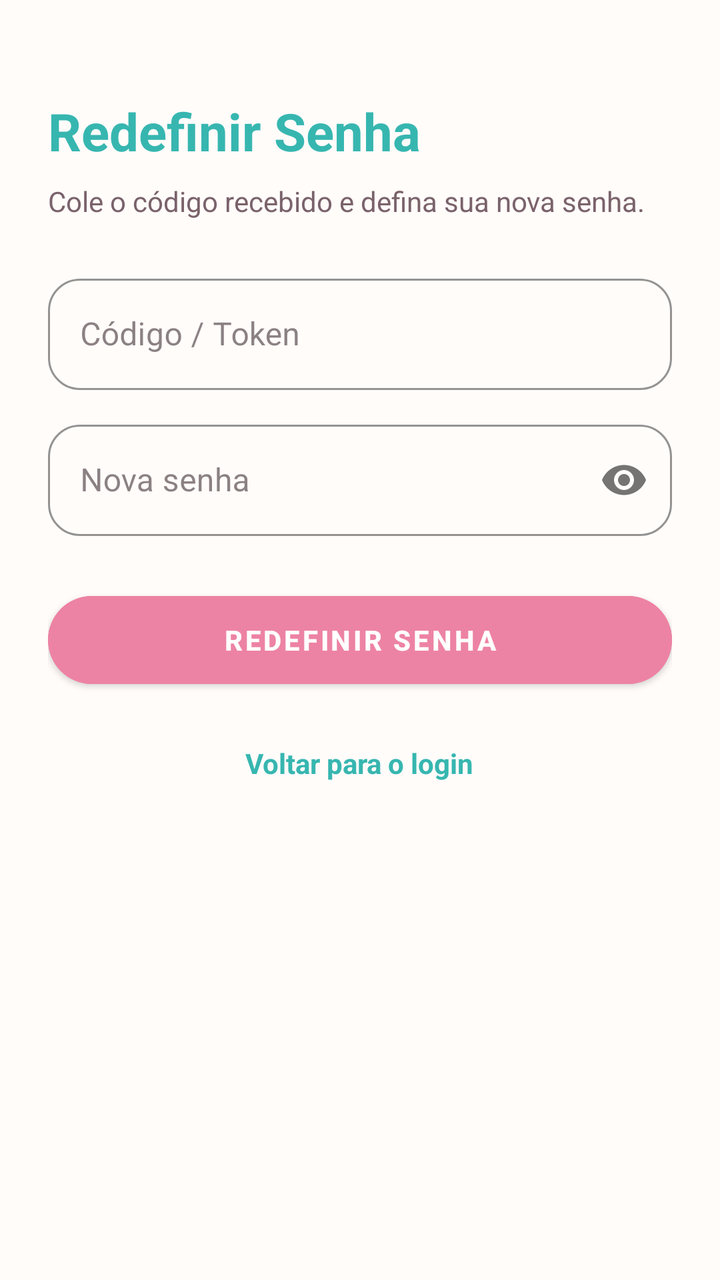
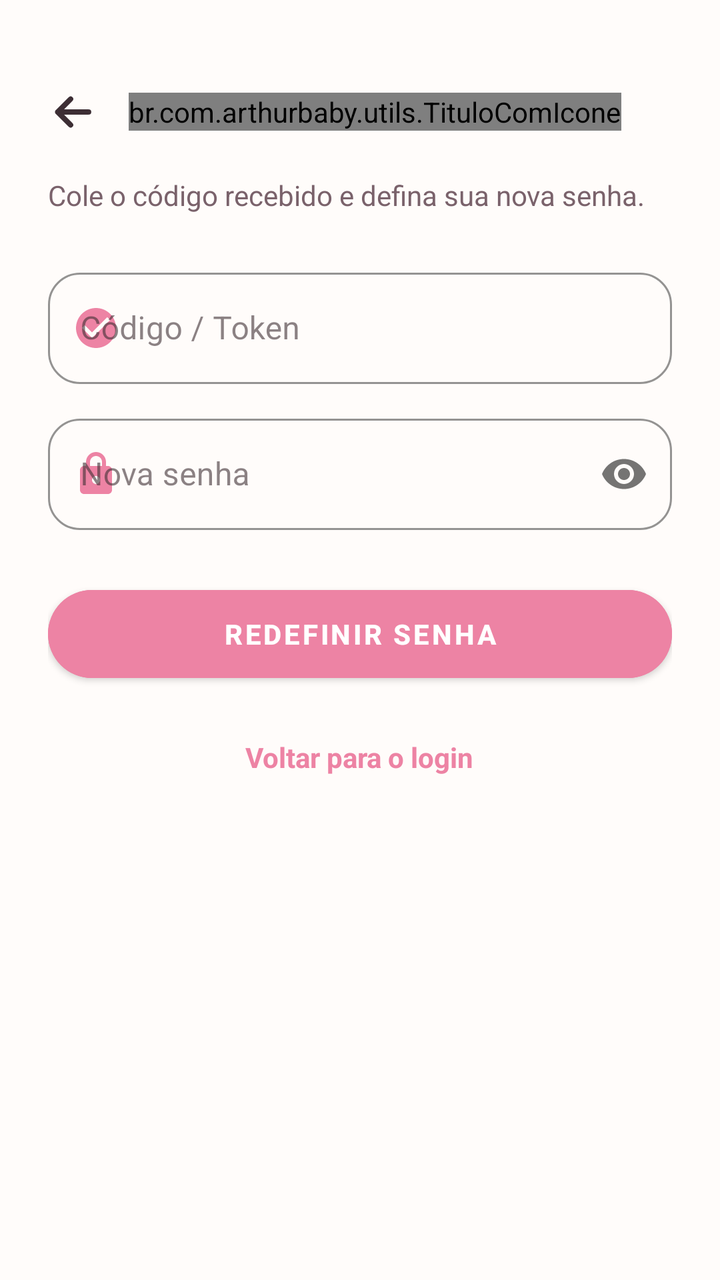

An Android layout rendered at two revisions. The XML below is the earlier revision; the diff shows what the commit changed to produce the second picture.
<!-- AndroidManifest.xml: application theme Theme.ArthurBaby -->
<!-- res/layout/activity_redefinir_senha.xml -->
<?xml version="1.0" encoding="utf-8"?>
<ScrollView xmlns:android="http://schemas.android.com/apk/res/android"
    xmlns:app="http://schemas.android.com/apk/res-auto"
    android:layout_width="match_parent"
    android:layout_height="match_parent"
    android:background="@color/branco_quente"
    android:fillViewport="true">

    <LinearLayout
        android:layout_width="match_parent"
        android:layout_height="wrap_content"
        android:orientation="vertical"
        android:padding="24dp">

        <TextView
            android:layout_width="wrap_content"
            android:layout_height="wrap_content"
            android:text="Redefinir Senha"
            android:textColor="@color/verde_arthur"
            android:textSize="26sp"
            android:textStyle="bold"
            android:layout_marginTop="24dp" />

        <TextView
            android:layout_width="wrap_content"
            android:layout_height="wrap_content"
            android:text="Cole o código recebido e defina sua nova senha."
            android:textColor="@color/cinza_medio"
            android:layout_marginTop="8dp"
            android:layout_marginBottom="24dp" />

        <com.google.android.material.textfield.TextInputLayout
            style="@style/Widget.MaterialComponents.TextInputLayout.OutlinedBox"
            android:layout_width="match_parent"
            android:layout_height="wrap_content"
            android:hint="Código / Token"
            app:boxStrokeColor="@color/rosa_arthur"
            app:boxCornerRadiusTopStart="16dp"
            app:boxCornerRadiusTopEnd="16dp"
            app:boxCornerRadiusBottomStart="16dp"
            app:boxCornerRadiusBottomEnd="16dp">
            <com.google.android.material.textfield.TextInputEditText
                android:id="@+id/etToken"
                android:layout_width="match_parent"
                android:layout_height="wrap_content"
                android:inputType="text" />
        </com.google.android.material.textfield.TextInputLayout>

        <com.google.android.material.textfield.TextInputLayout
            style="@style/Widget.MaterialComponents.TextInputLayout.OutlinedBox"
            android:layout_width="match_parent"
            android:layout_height="wrap_content"
            android:hint="Nova senha"
            android:layout_marginTop="12dp"
            app:passwordToggleEnabled="true"
            app:boxStrokeColor="@color/rosa_arthur"
            app:boxCornerRadiusTopStart="16dp"
            app:boxCornerRadiusTopEnd="16dp"
            app:boxCornerRadiusBottomStart="16dp"
            app:boxCornerRadiusBottomEnd="16dp">
            <com.google.android.material.textfield.TextInputEditText
                android:id="@+id/etNovaSenha"
                android:layout_width="match_parent"
                android:layout_height="wrap_content"
                android:inputType="textPassword" />
        </com.google.android.material.textfield.TextInputLayout>

        <com.google.android.material.button.MaterialButton
            android:id="@+id/btnRedefinir"
            android:layout_width="match_parent"
            android:layout_height="56dp"
            android:text="REDEFINIR SENHA"
            android:backgroundTint="@color/rosa_arthur"
            android:textColor="@color/branco"
            android:textStyle="bold"
            app:cornerRadius="28dp"
            android:layout_marginTop="24dp" />

        <TextView
            android:id="@+id/tvVoltar"
            android:layout_width="wrap_content"
            android:layout_height="wrap_content"
            android:text="Voltar para o login"
            android:textColor="@color/verde_arthur"
            android:textStyle="bold"
            android:layout_gravity="center_horizontal"
            android:layout_marginTop="24dp" />

    </LinearLayout>
</ScrollView>
<!-- resources referenced by this layout -->
<resources>
  <color name="branco">#FFFFFF</color>
  <color name="branco_quente">#FFFCFA</color>
  <color name="cinza_medio">#7A626B</color>
  <color name="rosa_arthur">#ED83A4</color>
  <color name="verde_arthur">#37B6B0</color>
  <style name="Theme.ArthurBaby" parent="Theme.MaterialComponents.DayNight.NoActionBar">
          <item name="colorPrimary">@color/verde_arthur</item>
          <item name="colorPrimaryVariant">@color/verde_escuro</item>
          <item name="colorOnPrimary">@color/branco</item>
          <item name="colorSecondary">@color/rosa_arthur</item>
          <item name="colorSecondaryVariant">@color/rosa_escuro</item>
          <item name="colorOnSecondary">@color/branco</item>
          <item name="android:statusBarColor">@color/verde_arthur</item>
          <item name="android:windowBackground">@color/fundo_claro</item>
          <item name="android:navigationBarColor">@color/branco</item>
          <item name="colorSurface">@color/branco</item>
          <item name="colorOnSurface">@color/texto_primario</item>
  
          
          <item name="android:windowLightStatusBar">false</item>
          <item name="android:windowLightNavigationBar">true</item>
      </style>
  <color name="verde_escuro">#2A8F8A</color>
  <color name="rosa_escuro">#D56586</color>
  <color name="fundo_claro">#FBF6F8</color>
  <color name="texto_primario">#3D2E34</color>
</resources>

<!-- the commit's change to res/layout/activity_redefinir_senha.xml (unified diff, before → after) -->
@@ -12,14 +12,28 @@
         android:orientation="vertical"
         android:padding="24dp">
 
-        <TextView
-            android:layout_width="wrap_content"
+        
+        <LinearLayout
+            android:layout_width="match_parent"
             android:layout_height="wrap_content"
-            android:text="Redefinir Senha"
-            android:textColor="@color/verde_arthur"
-            android:textSize="26sp"
-            android:textStyle="bold"
-            android:layout_marginTop="24dp" />
+            android:orientation="horizontal"
+            android:gravity="center_vertical"
+            android:layout_marginTop="8dp">
+
+            <ImageButton
+                android:id="@+id/btnVoltarRedefinir"
+                style="@style/BotaoVoltar"
+                app:tint="@color/texto_primario" />
+
+            <br.com.arthurbaby.utils.TituloComIcone
+                android:layout_width="wrap_content"
+                android:layout_height="wrap_content"
+                android:text="Redefinir Senha"
+                android:textColor="@color/verde_arthur"
+                android:textSize="26sp"
+                android:textStyle="bold"
+                app:iconeTitulo="@drawable/ic_cadeado" />
+        </LinearLayout>
 
         <TextView
             android:layout_width="wrap_content"
@@ -34,6 +48,8 @@
             android:layout_width="match_parent"
             android:layout_height="wrap_content"
             android:hint="Código / Token"
+            app:startIconDrawable="@drawable/ic_check_circle"
+            app:startIconTint="@color/rosa_arthur"
             app:boxStrokeColor="@color/rosa_arthur"
             app:boxCornerRadiusTopStart="16dp"
             app:boxCornerRadiusTopEnd="16dp"
@@ -53,6 +69,8 @@
             android:hint="Nova senha"
             android:layout_marginTop="12dp"
             app:passwordToggleEnabled="true"
+            app:startIconDrawable="@drawable/ic_cadeado"
+            app:startIconTint="@color/rosa_arthur"
             app:boxStrokeColor="@color/rosa_arthur"
             app:boxCornerRadiusTopStart="16dp"
             app:boxCornerRadiusTopEnd="16dp"
@@ -81,10 +99,11 @@
             android:layout_width="wrap_content"
             android:layout_height="wrap_content"
             android:text="Voltar para o login"
-            android:textColor="@color/verde_arthur"
+            android:textColor="@color/rosa_arthur"
             android:textStyle="bold"
+            android:padding="8dp"
             android:layout_gravity="center_horizontal"
-            android:layout_marginTop="24dp" />
+            android:layout_marginTop="16dp" />
 
     </LinearLayout>
 </ScrollView>
<!-- resource entries referenced after the edit -->
@@ -5,6 +5,40 @@
   <color name="cinza_medio">#7A626B</color>
   <color name="rosa_arthur">#ED83A4</color>
   <color name="verde_arthur">#37B6B0</color>
+  <!-- drawable ic_cadeado (drawable) -->
+  <?xml version="1.0" encoding="utf-8"?>
+  <vector xmlns:android="http://schemas.android.com/apk/res/android"
+      android:width="24dp"
+      android:height="24dp"
+      android:viewportWidth="24"
+      android:viewportHeight="24">
+      <path
+          android:fillColor="#FF000000"
+          android:pathData="M18,8h-1V6c0,-2.76 -2.24,-5 -5,-5S7,3.24 7,6v2H6c-1.1,0 -2,0.9 -2,2v10c0,1.1 0.9,2 2,2h12c1.1,0 2,-0.9 2,-2V10c0,-1.1 -0.9,-2 -2,-2zM12,17c-1.1,0 -2,-0.9 -2,-2s0.9,-2 2,-2 2,0.9 2,2 -0.9,2 -2,2zM9,8V6c0,-1.66 1.34,-3 3,-3s3,1.34 3,3v2H9z" />
+  </vector>
+  <!-- drawable ic_check_circle (drawable) -->
+  <vector xmlns:android="http://schemas.android.com/apk/res/android"
+      android:width="24dp"
+      android:height="24dp"
+      android:viewportWidth="24"
+      android:viewportHeight="24">
+      <path
+          android:fillColor="#FF000000"
+          android:pathData="M12,2C6.48,2 2,6.48 2,12s4.48,10 10,10 10,-4.48 10,-10S17.52,2 12,2zM10,17l-5,-5 1.41,-1.41L10,14.17l7.59,-7.59L19,8l-9,9z"/>
+  </vector>
+  <style name="BotaoVoltar">
+          <item name="android:layout_width">48dp</item>
+          <item name="android:layout_height">48dp</item>
+          <item name="android:layout_marginStart">-12dp</item>
+          <item name="android:layout_marginEnd">4dp</item>
+          <item name="android:padding">12dp</item>
+          <item name="android:scaleType">fitCenter</item>
+          <item name="android:src">@drawable/ic_voltar</item>
+          <item name="tint">@color/texto_primario</item>
+          <item name="android:background">?attr/selectableItemBackgroundBorderless</item>
+          <item name="android:contentDescription">Voltar</item>
+          <item name="android:tooltipText">Voltar</item>
+      </style>
   <style name="Theme.ArthurBaby" parent="Theme.MaterialComponents.DayNight.NoActionBar">
           <item name="colorPrimary">@color/verde_arthur</item>
           <item name="colorPrimaryVariant">@color/verde_escuro</item>
@@ -22,6 +56,20 @@
           <item name="android:windowLightStatusBar">false</item>
           <item name="android:windowLightNavigationBar">true</item>
       </style>
+  <!-- drawable ic_voltar (drawable) -->
+  <?xml version="1.0" encoding="utf-8"?>
+  <vector xmlns:android="http://schemas.android.com/apk/res/android"
+      android:width="24dp"
+      android:height="24dp"
+      android:viewportWidth="24"
+      android:viewportHeight="24">
+      <path
+          android:pathData="M20,12H4.5M11,5.5L4.5,12L11,18.5"
+          android:strokeColor="#FF000000"
+          android:strokeWidth="2.6"
+          android:strokeLineCap="round"
+          android:strokeLineJoin="round" />
+  </vector>
   <color name="verde_escuro">#2A8F8A</color>
   <color name="rosa_escuro">#D56586</color>
   <color name="fundo_claro">#FBF6F8</color>
